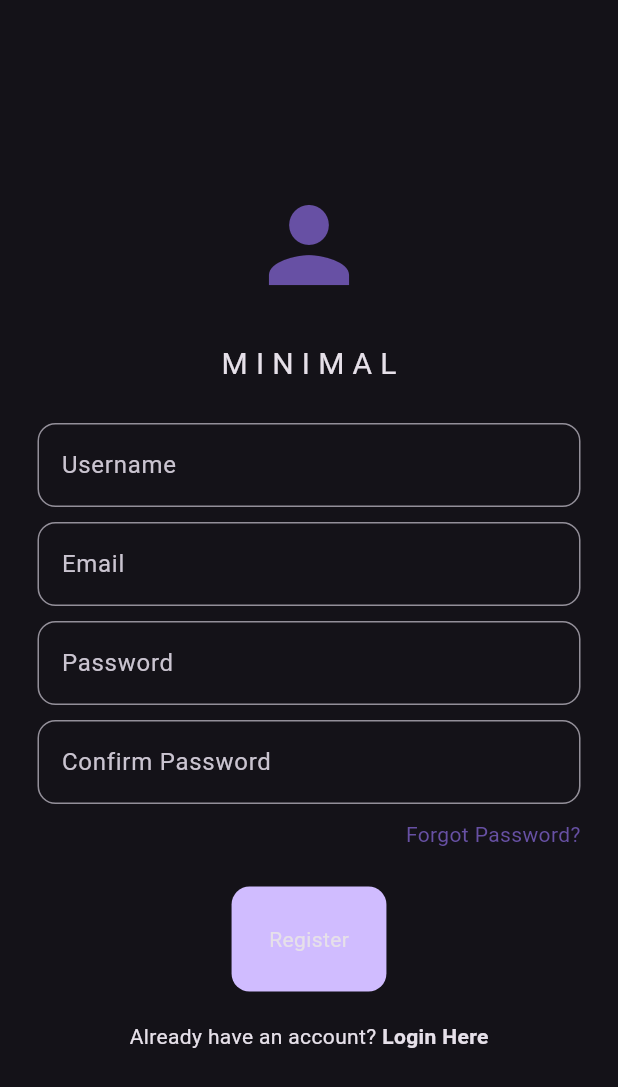
After one commit to ruby222001/Vehicle_Market, a Flutter app: the screen it shows after launch, after a tap on "Register Here", on a phone screen of 412 x 824 dp. The commit adds this screen. Shown: the top 1087 px of the screen. Run offline on Flutter 3.47's test engine with Material 3 defaults, Android fonts, the phone set to English and light mode, and no system bars; our stand-ins replace firebase_auth, firebase_core; accounts and stored records are empty; network calls fail.

Commit message:
loginregister

```diff
--- /dev/null
+++ b/project/lib/auth/auth.dart
@@ -0,0 +1,28 @@
+
+import 'package:firebase_auth/firebase_auth.dart';
+import 'package:project/auth/login_or_register.dart';
+import 'package:project/pages/home_page.dart';
+
+import 'package:flutter/material.dart';
+class Authpage extends StatelessWidget {
+  const Authpage({super.key});
+
+  @override
+  Widget build(BuildContext context) {
+    return Scaffold(
+      body:StreamBuilder(
+        stream: FirebaseAuth.instance.authStateChanges(),
+      builder: (context, snapshot)  {
+        //user is logged in
+        if(snapshot.hasData){
+          return   HomePage();
+        }
+        //user is Not logged in
+        else{
+          return const LoginRegister();
+        }
+      },
+      ),
+    );
+  }
+}
--- /dev/null
+++ b/project/lib/auth/login_or_register.dart
@@ -0,0 +1,29 @@
+
+import 'package:flutter/material.dart';
+import 'package:project/pages/login_page.dart';
+import 'package:project/pages/register_page.dart';
+class LoginRegister extends StatefulWidget {
+  const LoginRegister({super.key});
+
+  @override
+  State<LoginRegister> createState() => _LoginRegisterState();
+}
+
+class _LoginRegisterState extends State<LoginRegister> {
+  //initially show login page
+  bool showLoginPage =true;
+  //toggle between login and register
+void togglePages(){
+  setState(() {
+    showLoginPage = !showLoginPage;
+  });
+}
+  @override
+  Widget build(BuildContext context) {
+  if(showLoginPage){
+    return LoginPage(onTap: togglePages);
+  }else{
+    return RegisterPage(onTap: togglePages);
+  }
+  }
+}
--- /dev/null
+++ b/project/lib/components/my_button.dart
@@ -0,0 +1,27 @@
+import 'package:flutter/material.dart';
+class MyButton extends StatelessWidget {
+
+  void Function()? onTap;
+  final Widget child;
+   MyButton({
+    super.key,
+  required this.onTap,
+  required this.child,
+  });
+
+  @override
+  Widget build(BuildContext context) {
+    return GestureDetector(
+      onTap: onTap,
+      child: Container(
+        decoration: BoxDecoration(
+          color: Theme.of(context).colorScheme.primary,
+          borderRadius: BorderRadius.circular(12),
+
+        ),
+        padding: const EdgeInsets.all(25),
+        child: child,
+      ),
+    );
+  }
+}
--- /dev/null
+++ b/project/lib/components/my_textfield.dart
@@ -0,0 +1,27 @@
+import 'package:flutter/material.dart';
+class MyTextField extends StatelessWidget {
+  final String hintText;
+  final bool obscureText;
+  final TextEditingController controller;
+  const MyTextField({
+    super.key,
+     required this.hintText,
+     required this.obscureText,
+      required this.controller,
+      });
+
+  @override
+  Widget build(BuildContext context) {
+    return TextField(
+      controller: controller,
+      decoration: InputDecoration(
+        border:  OutlineInputBorder(
+          borderRadius: BorderRadius.circular(12)
+        ),
+        hintText: hintText,
+
+      ),
+      obscureText: obscureText,
+    );
+  }
+}
--- a/project/lib/componets/sliver_app_bar.dart
+++ b/project/lib/components/sliver_app_bar.dart
@@ -1,5 +1,5 @@
 import 'package:flutter/material.dart';
-import 'package:project/componets/filter.dart';
+import 'package:project/components/filter.dart';
 
 class MySliverAppBar extends StatelessWidget {
   final Widget child;
--- a/project/lib/main.dart
+++ b/project/lib/main.dart
@@ -1,8 +1,18 @@
+import 'package:firebase_core/firebase_core.dart';
 import 'package:flutter/material.dart';
-import 'package:project/pages/home_page.dart';
+import 'package:project/auth/auth.dart';
+import 'package:project/firebase_options.dart';
 
-void main() {
-  runApp(const MyApp());
+
+import 'package:project/pages/login_page.dart';
+import 'package:project/pages/register_page.dart';
+
+void main()async {
+  WidgetsFlutterBinding.ensureInitialized();
+  await Firebase.initializeApp(options: DefaultFirebaseOptions.currentPlatform);
+  runApp(const MyApp()
+
+    );
 }
 
 class MyApp extends StatelessWidget {
@@ -12,9 +22,15 @@ class MyApp extends StatelessWidget {
   @override
   Widget build(BuildContext context) {
     return MaterialApp(
-      debugShowCheckedModeBanner: false,
-      home: HomePage(),
+                debugShowCheckedModeBanner: false,
+
+      title: 'Flutter Demo',
       theme: ThemeData.dark(),
+            home: const Authpage(),
+routes: {
+        '/login_page': (context) =>  const LoginPage(),
+        '/register_page': (context) => const RegisterPage(),
+}
     );
-  }
-}
+      }
+      }
--- /dev/null
+++ b/project/lib/pages/login_page.dart
@@ -0,0 +1,126 @@
+import 'package:firebase_auth/firebase_auth.dart';
+import 'package:flutter/material.dart';
+import 'package:project/components/my_button.dart';
+import 'package:project/components/my_textfield.dart';
+import 'package:project/models/helper_functions.dart';
+class LoginPage extends StatefulWidget {
+  final void Function()? onTap;
+  const  LoginPage({super.key,  this.onTap});
+
+  @override
+  State<LoginPage> createState() => _LoginPageState();
+}
+
+class _LoginPageState extends State<LoginPage> {
+  //text controller
+  TextEditingController emailController = TextEditingController();
+
+    TextEditingController passwordController = TextEditingController();
+
+  //login method
+  void loginUser() async{
+    //show loading circle
+    showDialog(context: context,
+    builder: (context) => const Center(
+      child: CircularProgressIndicator(),
+    ),
+    );
+
+
+    //try creating user
+try{
+  //creating user
+ await FirebaseAuth.instance.signInWithEmailAndPassword(
+    email: emailController.text,
+    password: passwordController.text,
+    );
+    //pop loading circle
+   if (context.mounted) Navigator.pop(context);
+}
+on FirebaseAuthException catch(e){
+  //pop loading circle
+  Navigator.pop(context);
+  displayMessageToUser(e.code, context);
+
+
+}
+  }
+
+  @override
+  Widget build(BuildContext context) {
+    return Scaffold(
+      backgroundColor: Theme.of(context).colorScheme.background,
+      body: Center(
+        child: Padding(
+          padding: const EdgeInsets.all(25.0),
+          child: Column(
+            mainAxisAlignment: MainAxisAlignment.center,
+            children: [
+              //logo
+        Icon(Icons.person,
+        size: 80,
+        color: Theme.of(context).colorScheme.inversePrimary,
+        ),
+        const SizedBox(height: 25),
+              //title
+        const Text('M I N I M A L',
+        style: TextStyle(fontSize: 20),
+        ),
+        const SizedBox(height: 25),
+
+        //email textfield
+        MyTextField(
+          hintText: 'Email',
+          obscureText: false,
+          controller: emailController,
+          ),
+        const SizedBox(height: 10),
+
+          //pasword
+          MyTextField(
+          hintText: 'Password',
+          obscureText: true,
+          controller: passwordController,
+          ),
+         const SizedBox(height: 10,),
+
+          //forgot password
+          Row(
+            mainAxisAlignment: MainAxisAlignment.end,
+            children: [
+              Text("Forgot Password?",
+              style: TextStyle(
+                color: Theme.of(context).colorScheme.inversePrimary,
+              ),),
+            ],
+          ),
+                  const SizedBox(height: 25,),
+MyButton(
+  onTap: loginUser,
+ child: const Text("Login"),
+ ),
+ const SizedBox(height: 20),
+ //don't have an account? Register here
+ Row(
+      mainAxisAlignment: MainAxisAlignment.center,
+
+   children: [
+    const Text("don't have an account? "
+     ),
+     GestureDetector(
+      onTap: widget.onTap,
+       child: const Text("Register Here",
+      style: TextStyle(
+       fontWeight: FontWeight.bold
+      ),),
+     ),
+   ],
+ ),
+
+           ],
+          ),
+        ),
+      ),
+    );
+  }
+}
--- /dev/null
+++ b/project/lib/pages/register_page.dart
@@ -0,0 +1,164 @@
+
+import 'package:firebase_auth/firebase_auth.dart';
+import 'package:flutter/material.dart';
+import 'package:project/components/my_button.dart';
+import 'package:project/components/my_textfield.dart';
+import 'package:project/models/helper_functions.dart';
+
+class RegisterPage extends StatefulWidget {
+  final void Function()? onTap;
+   const  RegisterPage({super.key, this.onTap});
+
+  @override
+  State<RegisterPage> createState() => _RegisterPageState();
+}
+
+class _RegisterPageState extends State<RegisterPage> {
+  //text controller
+  TextEditingController userController = TextEditingController();
+
+  TextEditingController emailController = TextEditingController();
+
+  TextEditingController passwordController = TextEditingController();
+
+  TextEditingController confirmpasswordController = TextEditingController();
+
+  //register method
+  void registeruser() async{
+    //show loading circle
+    showDialog(context: context,
+    builder: (context) => const Center(
+      child: CircularProgressIndicator(),
+    ),
+    );
+
+    //make password match
+    if(passwordController.text != confirmpasswordController.text){
+      //pop loading circle
+Navigator.pop(context);
+      //show error message to
+displayMessageToUser("passwords don't match",context);
+    }
+    //try creating user
+try{
+  //creating user
+  UserCredential? userCredential= await FirebaseAuth.instance.createUserWithEmailAndPassword(
+    email: emailController.text,
+    password: passwordController.text,
+    );
+    //pop loading circle
+    // ignore: use_build_context_synchronously
+    Navigator.pop(context);
+
+}on FirebaseAuthException catch(e){
+  //pop loading circle
+  Navigator.pop(context);
+
+  //display error message to error
+ displayMessageToUser(e.code, context) ;
+
+
+}
+  }
+
+  @override
+  Widget build(BuildContext context) {
+    return Scaffold(
+      backgroundColor: Theme.of(context).colorScheme.background,
+      body: Center(
+        child: Padding(
+          padding: const EdgeInsets.all(25.0),
+          child: Column(
+            mainAxisAlignment: MainAxisAlignment.center,
+            children: [
+              //logo
+              Icon(
+                Icons.person,
+                size: 80,
+                color: Theme.of(context).colorScheme.inversePrimary,
+              ),
+              const SizedBox(height: 25),
+              //title
+              const Text(
+                'M I N I M A L',
+                style: TextStyle(fontSize: 20),
+              ),
+              const SizedBox(height: 25),
+              //username
+              MyTextField(
+                hintText: 'Username',
+                obscureText: false,
+                controller: userController,
+              ),
+              const SizedBox(
+                height: 10,
+              ),
+
+              //email textfield
+              MyTextField(
+                hintText: 'Email',
+                obscureText: false,
+                controller: emailController,
+              ),
+              const SizedBox(height: 10),
+
+              //pasword
+              MyTextField(
+                hintText: 'Password',
+                obscureText: true,
+                controller: passwordController,
+              ),
+             const  SizedBox(
+                height: 10,
+              ),
+              MyTextField(
+                hintText: 'Confirm Password',
+                obscureText: true,
+                controller: confirmpasswordController,
+              ),
+            const  SizedBox(
+                height: 10,
+              ),
+
+              //forgot password
+              Row(
+                mainAxisAlignment: MainAxisAlignment.end,
+                children: [
+                  Text(
+                    "Forgot Password?",
+                    style: TextStyle(
+                      color: Theme.of(context).colorScheme.inversePrimary,
+                    ),
+                  ),
+                ],
+              ),
+              const SizedBox(
+                height: 25,
+              ),
+              MyButton(
+                onTap: registeruser,
+                child: const Text("Register"),
+              ),
+              const SizedBox(height: 20),
+              //don't have an account? Register here
+              Row(
+                mainAxisAlignment: MainAxisAlignment.center,
+                children: [
+                  const Text("Already have an account? "),
+                  GestureDetector(
+                    onTap: widget.onTap,
+                    child: const Text(
+                      "Login Here",
+                      style: TextStyle(fontWeight: FontWeight.bold),
+                    ),
+                  ),
+                ],
+              ),
+            ],
+          ),
+        ),
+      ),
+    );
+  }
+
+}
--- a/project/pubspec.yaml
+++ b/project/pubspec.yaml
@@ -35,6 +35,9 @@ dependencies:
   # The following adds the Cupertino Icons font to your application.
   # Use with the CupertinoIcons class for iOS style icons.
   cupertino_icons: ^1.0.2
+  firebase_core: ^2.27.0
+  firebase_auth: ^4.17.8
+
 
 dev_dependencies:
   flutter_test:
```
Also changed, not shown: project/lib/components/drawer.dart (renamed from project/lib/componets/drawer.dart, +8 -4 lines), project/lib/models/helper_functions.dart (added, +8 -0 lines), project/lib/pages/home_page.dart (+19 -6 lines), project/lib/pages/intro_page.dart (added, +48 -0 lines), project/lib/components/bottom_navigator_bar.dart (renamed from project/lib/componets/bottom_navigator_bar.dart), project/lib/components/drawer_list.dart (renamed from project/lib/componets/drawer_list.dart), project/lib/components/filter.dart (renamed from project/lib/componets/filter.dart), project/lib/components/searchfield.dart (renamed from project/lib/componets/searchfield.dart), project/lib/firebase_options.dart (added), project/pubspec.lock, 8 other files.
